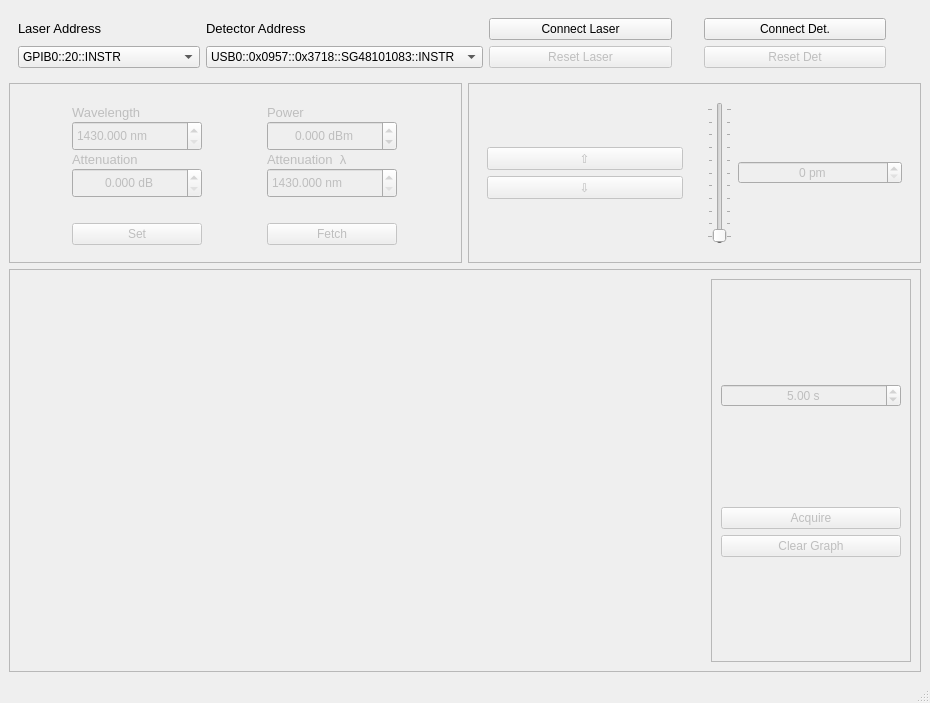
The window that KeysightController/UI/UIkeysight.ui (gregmoille/InstrumentControl) describes before a commit, drawn with Qt 5.
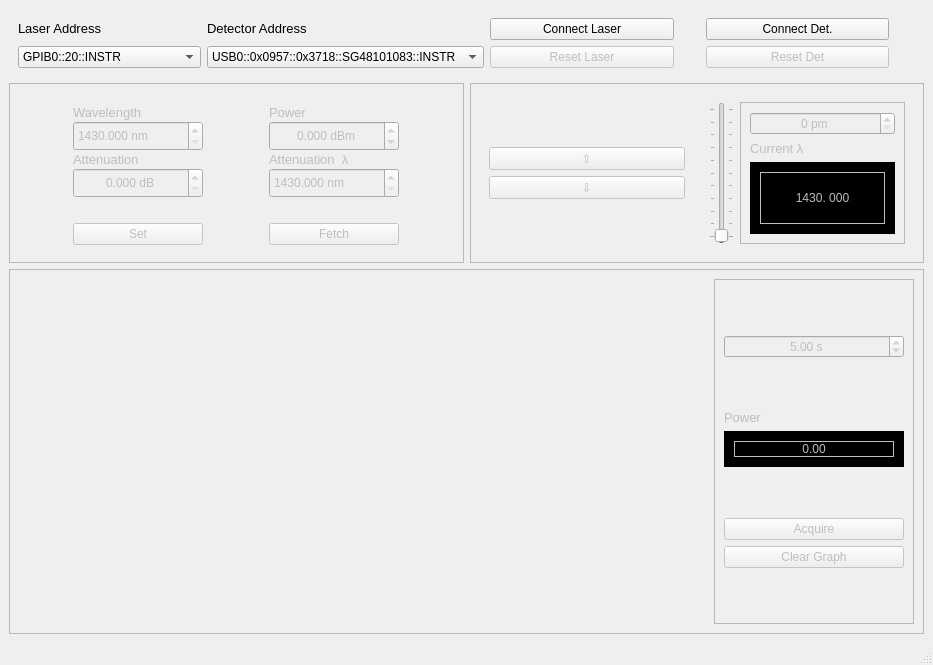
The same window after the commit. Icons and pictures are not drawn.

```diff
--- a/KeysightController/UI/UIkeysight.ui
+++ b/KeysightController/UI/UIkeysight.ui
@@ -6,8 +6,8 @@
    <rect>
     <x>0</x>
     <y>0</y>
-    <width>930</width>
-    <height>703</height>
+    <width>933</width>
+    <height>665</height>
    </rect>
   </property>
   <property name="windowTitle">
@@ -1853,22 +1853,83 @@
               </widget>
              </item>
              <item>
-              <widget class="QSpinBox" name="spinRes">
-               <property name="alignment">
-                <set>Qt::AlignCenter</set>
+              <widget class="QFrame" name="frame_4">
+               <property name="frameShape">
+                <enum>QFrame::StyledPanel</enum>
                </property>
-               <property name="suffix">
-                <string> pm</string>
+               <property name="frameShadow">
+                <enum>QFrame::Raised</enum>
                </property>
-               <property name="minimum">
-                <number>0</number>
-               </property>
-               <property name="maximum">
-                <number>100</number>
-               </property>
-               <property name="singleStep">
-                <number>5</number>
-               </property>
+               <layout class="QVBoxLayout" name="verticalLayout_5">
+                <item>
+                 <widget class="QSpinBox" name="spinRes">
+                  <property name="alignment">
+                   <set>Qt::AlignCenter</set>
+                  </property>
+                  <property name="suffix">
+                   <string> pm</string>
+                  </property>
+                  <property name="minimum">
+                   <number>0</number>
+                  </property>
+                  <property name="maximum">
+                   <number>100</number>
+                  </property>
+                  <property name="singleStep">
+                   <number>5</number>
+                  </property>
+                 </widget>
+                </item>
+                <item>
+                 <widget class="QLabel" name="label_8">
+                  <property name="maximumSize">
+                   <size>
+                    <width>16777215</width>
+                    <height>15</height>
+                   </size>
+                  </property>
+                  <property name="font">
+                   <font>
+                    <pointsize>10</pointsize>
+                   </font>
+                  </property>
+                  <property name="text">
+                   <string>Current λ</string>
+                  </property>
+                 </widget>
+                </item>
+                <item>
+                 <widget class="QFrame" name="frame_3">
+                  <property name="styleSheet">
+                   <string notr="true">background-color: #000;</string>
+                  </property>
+                  <property name="frameShape">
+                   <enum>QFrame::StyledPanel</enum>
+                  </property>
+                  <property name="frameShadow">
+                   <enum>QFrame::Sunken</enum>
+                  </property>
+                  <layout class="QHBoxLayout" name="horizontalLayout_6">
+                   <item>
+                    <widget class="QLabel" name="lblWlgth">
+                     <property name="frameShape">
+                      <enum>QFrame::Box</enum>
+                     </property>
+                     <property name="text">
+                      <string>1430. 000</string>
+                     </property>
+                     <property name="alignment">
+                      <set>Qt::AlignCenter</set>
+                     </property>
+                     <property name="margin">
+                      <number>0</number>
+                     </property>
+                    </widget>
+                   </item>
+                  </layout>
+                 </widget>
+                </item>
+               </layout>
               </widget>
              </item>
             </layout>
@@ -1969,6 +2030,68 @@
             </property>
            </widget>
           </item>
+          <item>
+           <spacer name="verticalSpacer_6">
+            <property name="orientation">
+             <enum>Qt::Vertical</enum>
+            </property>
+            <property name="sizeHint" stdset="0">
+             <size>
+              <width>20</width>
+              <height>40</height>
+             </size>
+            </property>
+           </spacer>
+          </item>
+          <item>
+           <widget class="QLabel" name="label_9">
+            <property name="maximumSize">
+             <size>
+              <width>16777215</width>
+              <height>15</height>
+             </size>
+            </property>
+            <property name="font">
+             <font>
+              <pointsize>10</pointsize>
+             </font>
+            </property>
+            <property name="text">
+             <string>Power</string>
+            </property>
+           </widget>
+          </item>
+          <item>
+           <widget class="QFrame" name="frame_5">
+            <property name="styleSheet">
+             <string notr="true">background-color: #000;</string>
+            </property>
+            <property name="frameShape">
+             <enum>QFrame::StyledPanel</enum>
+            </property>
+            <property name="frameShadow">
+             <enum>QFrame::Sunken</enum>
+            </property>
+            <layout class="QHBoxLayout" name="horizontalLayout_7">
+             <item>
+              <widget class="QLabel" name="lblPower">
+               <property name="frameShape">
+                <enum>QFrame::Box</enum>
+               </property>
+               <property name="text">
+                <string>0.00</string>
+               </property>
+               <property name="alignment">
+                <set>Qt::AlignCenter</set>
+               </property>
+               <property name="margin">
+                <number>0</number>
+               </property>
+              </widget>
+             </item>
+            </layout>
+           </widget>
+          </item>
           <item>
            <spacer name="verticalSpacer_5">
             <property name="orientation">
```
Left out of the diff: 71 changed lines with no effect on the pictures.
